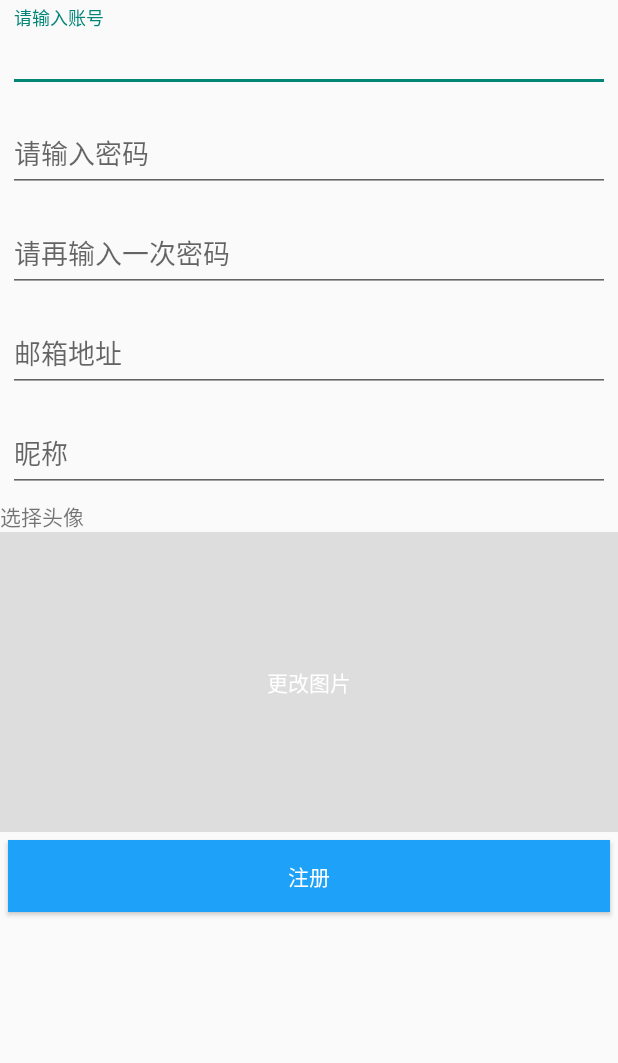
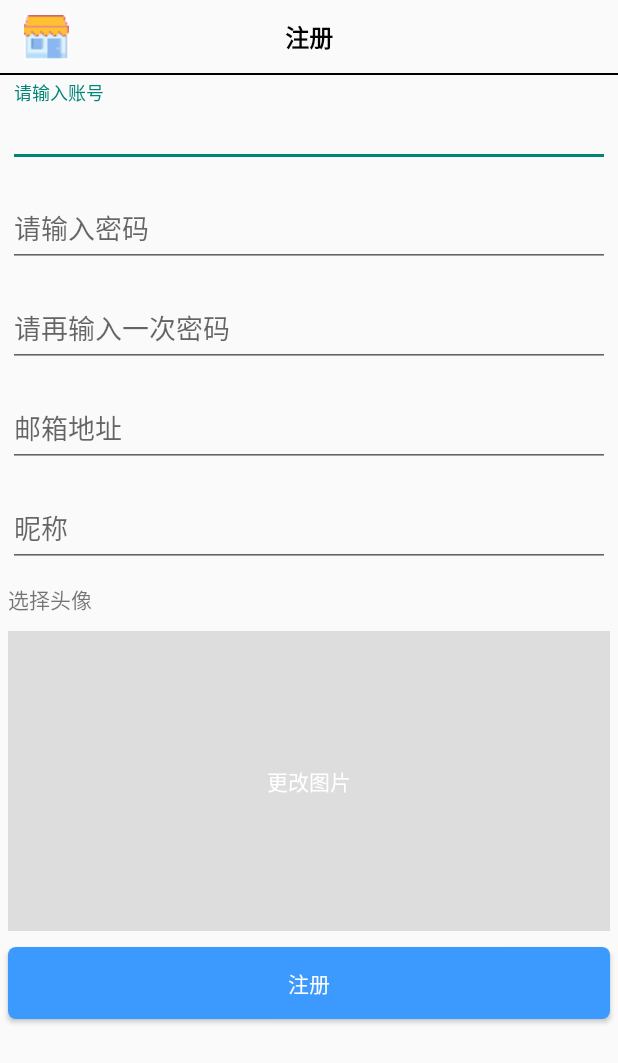
Before and after one commit to DGUT-Asiasoft-2013/Client_DIBIAOZUIQIANGTEAM, an Android app: the RegisterActivity screen opened directly, with no data from a screen before it, on a phone screen of 412 x 824 dp. Shown: the top 1063 px of the screen. Run offline under Robolectric (Android 15) with nearby library versions, the phone set to English and light mode, and no system bars.

Commit message:
改善登录界面和注册界面

```diff
--- a/app/src/main/java/com/dgut/collegemarket/activity/LoginActivity.java
+++ b/app/src/main/java/com/dgut/collegemarket/activity/LoginActivity.java
@@ -36,8 +36,8 @@ public class LoginActivity extends FragmentActivity {
 
     SimpleTextInputCellFragment account;
     SimpleTextInputCellFragment password;
-    Button login, register;
-    TextView recover;
+    Button login;
+    TextView recover,register;
     ProgressDialog progressDialog;
     @Override
     protected void onCreate(Bundle savedInstanceState) {
@@ -50,7 +50,7 @@ public class LoginActivity extends FragmentActivity {
         login = (Button) findViewById(R.id.username_sign_in_button);
         recover = (TextView) findViewById(R.id.password_recover);
 
-        register = (Button) findViewById(R.id.register);
+        register = (TextView) findViewById(R.id.register);
         login.setOnClickListener(new OnClickListener() {
             @Override
             public void onClick(View view) {
--- a/app/src/main/java/com/dgut/collegemarket/activity/RegisterActivity.java
+++ b/app/src/main/java/com/dgut/collegemarket/activity/RegisterActivity.java
@@ -12,6 +12,7 @@ import com.dgut.collegemarket.R;
 import com.dgut.collegemarket.api.Server;
 import com.dgut.collegemarket.fragment.InputCell.PictrueInputCellFragment;
 import com.dgut.collegemarket.fragment.InputCell.SimpleTextInputCellFragment;
+import com.dgut.collegemarket.fragment.widgets.TitleBarFragment;
 import com.dgut.collegemarket.util.MD5;
 
 
@@ -36,7 +37,7 @@ public class RegisterActivity extends Activity {
 
     PictrueInputCellFragment pictrue;
     Button register;
-
+    TitleBarFragment titleBarFragment =new TitleBarFragment();
 
     @Override
     protected void onCreate(Bundle savedInstanceState) {
@@ -49,6 +50,7 @@ public class RegisterActivity extends Activity {
         pictrue = (PictrueInputCellFragment) getFragmentManager().findFragmentById(R.id.fragment_pictrue);
         name = (SimpleTextInputCellFragment) getFragmentManager().findFragmentById(R.id.fragment_name);
         email = (SimpleTextInputCellFragment) getFragmentManager().findFragmentById(R.id.fragment_email);
+        titleBarFragment = (TitleBarFragment) getFragmentManager().findFragmentById(R.id.fragment_titlebar);
 
         register = (Button) findViewById(R.id.register);
         register.setOnClickListener(new View.OnClickListener() {
@@ -58,6 +60,8 @@ public class RegisterActivity extends Activity {
 
             }
         });
+        titleBarFragment.hideTitleBtn();
+        titleBarFragment.setTitleText("注册");
     }
 
 
--- /dev/null
+++ b/app/src/main/java/com/dgut/collegemarket/fragment/widgets/TitleBarFragment.java
@@ -0,0 +1,79 @@
+package com.dgut.collegemarket.fragment.widgets;
+
+import android.app.Fragment;
+import android.os.Bundle;
+import android.support.annotation.Nullable;
+import android.view.LayoutInflater;
+import android.view.View;
+import android.view.ViewGroup;
+import android.widget.Button;
+import android.widget.ImageView;
+import android.widget.TextView;
+
+import com.dgut.collegemarket.R;
+
+/**
+ * Created by Administrator on 2016/12/20.
+ */
+
+public class TitleBarFragment extends Fragment{
+
+    TextView tvText;
+    ImageView ivImg;
+    Button btnTitle;
+    @Nullable
+    @Override
+    public View onCreateView(LayoutInflater inflater, @Nullable ViewGroup container, Bundle savedInstanceState) {
+        View view;
+        view = inflater.inflate(R.layout.fragment_titlebar,null);
+        tvText = (TextView) view.findViewById(R.id.tv_title_text);
+        ivImg = (ImageView) view.findViewById(R.id.iv_title_img);
+        btnTitle = (Button) view.findViewById(R.id.btn_title);
+        btnTitle.setOnClickListener(new View.OnClickListener() {
+            @Override
+            public void onClick(View view) {
+                onBtnClick();
+            }
+        });
+        return view;
+    }
+
+    /**
+     * 设置Title的内容
+     * @param text
+     */
+    public void setTitleText(String text){
+        tvText.setText(text);
+    }
+
+    /**
+     * 设置按钮的内容
+     * @param text
+     */
+    public void setTitleBtnText(String text){
+        btnTitle.setText(text);
+    }
+
+    /**
+     * 隐藏按钮
+     */
+    public void hideTitleBtn(){
+        btnTitle.setVisibility(View.GONE);
+    }
+    interface OnTitleBtnClickListener{
+        void onclick();
+    }
+
+    OnTitleBtnClickListener onTitleBtnClickListener ;
+
+    public void setOnTitleClickListener( OnTitleBtnClickListener onTitleBtnClickListener){
+        this.onTitleBtnClickListener = onTitleBtnClickListener;
+    }
+
+    /**
+     * 按钮的监听器
+     */
+    private void onBtnClick(){
+        onTitleBtnClickListener.onclick();
+    }
+}
--- /dev/null
+++ b/app/src/main/res/drawable/bg_alibuybutton_defaults.xml
@@ -0,0 +1,26 @@
+<?xml version="1.0" encoding="utf-8"?>
+<layer-list xmlns:android="http://schemas.android.com/apk/res/android">
+    <item>
+        <shape android:shape="rectangle">
+            <solid android:color="@color/colorAccent" />
+            <corners
+                android:topLeftRadius="5dip"
+                android:topRightRadius="5dip"
+                android:bottomLeftRadius="5dip"
+                android:bottomRightRadius="5dip" />
+        </shape>
+    </item>
+    <item android:top="1px" android:bottom="1px" android:left="1px" android:right="1px">
+        <shape>
+            <gradient
+                android:startColor="@color/colorAccent" android:endColor="@color/colorAccentpressed"
+                android:type="linear" android:angle="90"
+                android:centerX="0.5" android:centerY="0.5" />
+            <corners
+                android:topLeftRadius="5dip"
+                android:topRightRadius="5dip"
+                android:bottomLeftRadius="5dip"
+                android:bottomRightRadius="5dip" />
+        </shape>
+    </item>
+</layer-list>
--- /dev/null
+++ b/app/src/main/res/drawable/bg_alibuybutton_pressed.xml
@@ -0,0 +1,26 @@
+<?xml version="1.0" encoding="utf-8"?>
+<layer-list xmlns:android="http://schemas.android.com/apk/res/android">
+    <item>
+        <shape android:shape="rectangle">
+            <solid android:color="@color/colorAccentpressed" />
+            <corners
+                android:topLeftRadius="5dip"
+                android:topRightRadius="5dip"
+                android:bottomLeftRadius="5dip"
+                android:bottomRightRadius="5dip" />
+        </shape>
+    </item>
+    <item android:top="1px" android:bottom="1px" android:left="1px" android:right="1px">
+        <shape>
+            <gradient
+                android:startColor="@color/colorAccentpressed" android:endColor="@color/colorAccent"
+                android:type="linear" android:angle="90"
+                android:centerX="0.5" android:centerY="0.5" />
+            <corners
+                android:topLeftRadius="5dip"
+                android:topRightRadius="5dip"
+                android:bottomLeftRadius="5dip"
+                android:bottomRightRadius="5dip" />
+        </shape>
+    </item>
+</layer-list>
--- /dev/null
+++ b/app/src/main/res/drawable/bg_alibuybutton_selected.xml
@@ -0,0 +1,26 @@
+<?xml version="1.0" encoding="utf-8"?>
+<layer-list xmlns:android="http://schemas.android.com/apk/res/android">
+    <item>
+        <shape android:shape="rectangle">
+            <solid android:color="@color/colorAccentpressed" />
+            <corners
+                android:topLeftRadius="5dip"
+                android:topRightRadius="5dip"
+                android:bottomLeftRadius="5dip"
+                android:bottomRightRadius="5dip" />
+        </shape>
+    </item>
+    <item android:top="1px" android:bottom="1px" android:left="1px" android:right="1px">
+        <shape>
+            <gradient
+                android:startColor="@color/colorAccentpressed" android:endColor="@color/colorAccent"
+                android:type="linear" android:angle="90"
+                android:centerX="0.5" android:centerY="0.5" />
+            <corners
+                android:topLeftRadius="5dip"
+                android:topRightRadius="5dip"
+                android:bottomLeftRadius="5dip"
+                android:bottomRightRadius="5dip" />
+        </shape>
+    </item>
+</layer-list>
--- /dev/null
+++ b/app/src/main/res/drawable/btn_login.xml
@@ -0,0 +1,8 @@
+<?xml version="1.0" encoding="utf-8"?>
+<selector xmlns:android="http://schemas.android.com/apk/res/android">
+    <item android:state_pressed="true"
+        android:drawable="@drawable/bg_alibuybutton_pressed" />
+    <item android:state_focused="true"
+        android:drawable="@drawable/bg_alibuybutton_selected" />
+    <item android:drawable="@drawable/bg_alibuybutton_defaults" />
+</selector>
--- a/app/src/main/res/layout/activity_register.xml
+++ b/app/src/main/res/layout/activity_register.xml
@@ -6,11 +6,19 @@
     android:layout_height="match_parent">
 
 
+    <fragment
+        android:id="@+id/fragment_titlebar"
+        android:layout_width="match_parent"
+        android:layout_height="50dp"
+        android:layout_alignParentTop="true"
+        android:layout_centerHorizontal="true"
+        class="com.dgut.collegemarket.fragment.widgets.TitleBarFragment"
+        tools:layout="@layout/fragment_titlebar" />
     <ScrollView
         android:layout_width="match_parent"
         android:layout_height="match_parent"
-        android:layout_alignParentTop="true"
-        android:layout_centerHorizontal="true">
+
+        android:layout_below="@+id/fragment_titlebar">
 
 
         <LinearLayout
@@ -25,7 +33,7 @@
                 android:layout_width="match_parent"
                 android:layout_height="wrap_content"
 
-                ></fragment>
+                tools:layout="@layout/fragment_inputcell_simpletext"></fragment>
 
             <fragment
                 android:id="@+id/fragment_password"
@@ -33,7 +41,7 @@
                 android:layout_width="match_parent"
                 android:layout_height="wrap_content"
 
-                ></fragment>
+                tools:layout="@layout/fragment_inputcell_simpletext"></fragment>
 
             <fragment
                 android:id="@+id/fragment_password2"
@@ -41,7 +49,7 @@
                 android:layout_width="match_parent"
                 android:layout_height="wrap_content"
 
-                ></fragment>
+                tools:layout="@layout/fragment_inputcell_simpletext"></fragment>
 
             <fragment
                 android:id="@+id/fragment_email"
@@ -49,26 +57,27 @@
                 android:layout_width="match_parent"
                 android:layout_height="wrap_content"
 
-                ></fragment>
+                tools:layout="@layout/fragment_inputcell_simpletext"></fragment>
             <fragment
                 android:id="@+id/fragment_name"
                 class="com.dgut.collegemarket.fragment.InputCell.SimpleTextInputCellFragment"
                 android:layout_width="match_parent"
                 android:layout_height="wrap_content"
 
-                ></fragment>
+                tools:layout="@layout/fragment_inputcell_simpletext"></fragment>
             <fragment
                 android:id="@+id/fragment_pictrue"
                 class="com.dgut.collegemarket.fragment.InputCell.PictrueInputCellFragment"
                 android:layout_width="match_parent"
-                android:layout_height="wrap_content"></fragment>
+                android:layout_height="wrap_content"
+                tools:layout="@layout/fragment_inputcell_pictrue"></fragment>
 
             <Button
                 android:id="@+id/register"
                 android:layout_width="match_parent"
                 android:layout_height="wrap_content"
                 android:layout_margin="5dp"
-                android:background="#1da1f9"
+                android:background="@drawable/btn_login"
                 android:text="注册"
                 android:textColor="@android:color/white" />
 
--- a/app/src/main/res/layout/fragment_inputcell_pictrue.xml
+++ b/app/src/main/res/layout/fragment_inputcell_pictrue.xml
@@ -8,11 +8,13 @@
         android:id="@+id/labletext"
         android:layout_width="match_parent"
         android:layout_height="wrap_content"
-        android:text="选择图片" />
+        android:text="选择图片"
+        android:layout_margin="5dp"/>
 
     <FrameLayout
         android:layout_width="match_parent"
-        android:layout_height="wrap_content">
+        android:layout_height="wrap_content"
+        android:padding="5dp">
 
         <ImageView
             android:id="@+id/imageView"
--- /dev/null
+++ b/app/src/main/res/layout/fragment_titlebar.xml
@@ -0,0 +1,42 @@
+<?xml version="1.0" encoding="utf-8"?>
+<RelativeLayout xmlns:android="http://schemas.android.com/apk/res/android"
+    xmlns:app="http://schemas.android.com/apk/res-auto"
+    android:layout_width="match_parent"
+    android:layout_height="40dp"
+    >
+
+    <TextView
+        android:id="@+id/tv_title_text"
+        android:layout_width="wrap_content"
+        android:layout_height="wrap_content"
+        android:layout_centerHorizontal="true"
+        android:layout_centerVertical="true"
+        android:text="TextView"
+        android:textSize="16sp"
+        android:textStyle="bold"
+        android:textColor="@android:color/black"/>
+
+    <ImageView
+        android:id="@+id/iv_title_img"
+        android:layout_width="30dp"
+        android:layout_height="30dp"
+        android:layout_alignParentStart="true"
+        android:layout_centerVertical="true"
+        android:layout_marginStart="16dp"
+        android:src="@mipmap/collegemarket" />
+
+    <Button
+        android:id="@+id/btn_title"
+        android:layout_width="wrap_content"
+        android:layout_height="wrap_content"
+        android:layout_alignParentEnd="true"
+        android:layout_alignParentTop="true"
+        android:layout_margin="5dp"
+        android:text="Button"
+        android:background="@drawable/btn_login"/>
+    <View
+        android:layout_width="match_parent"
+        android:layout_height="1dp"
+        android:layout_alignParentBottom="true"
+        android:background="@android:color/black"/>
+</RelativeLayout>
--- a/app/src/main/res/values/colors.xml
+++ b/app/src/main/res/values/colors.xml
@@ -3,4 +3,5 @@
     <color name="colorPrimary">#ffc130</color>
     <color name="colorPrimaryDark">#fcb511</color>
     <color name="colorAccent">#3c9aff</color>
+    <color name="colorAccentpressed">#553c9aff</color>
 </resources>
--- a/app/src/main/res/values/strings.xml
+++ b/app/src/main/res/values/strings.xml
@@ -1,5 +1,8 @@
 <resources>
     <string name="app_name">大超</string>
-
+    <string name="collegemarket">大学生超市</string>
+    <string name="regist">注册</string>
+    <string name="forgetpassword">忘记密码？</string>
+    <string name="login">登录</string>
 
 </resources>
```
Also changed, not shown: app/src/main/java/com/dgut/collegemarket/entity/User.java (added, +73 -0 lines), app/src/main/java/com/dgut/collegemarket/fragment/widgets/AvatarView.java (added, +128 -0 lines), app/src/main/res/drawable/tab_goods_background.xml (+3 -10 lines), app/src/main/res/layout/activity_login.xml (+25 -27 lines).
